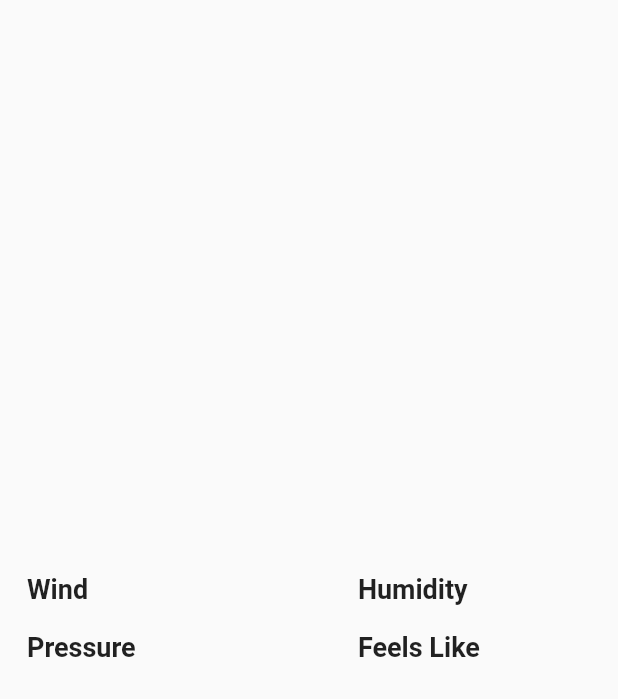
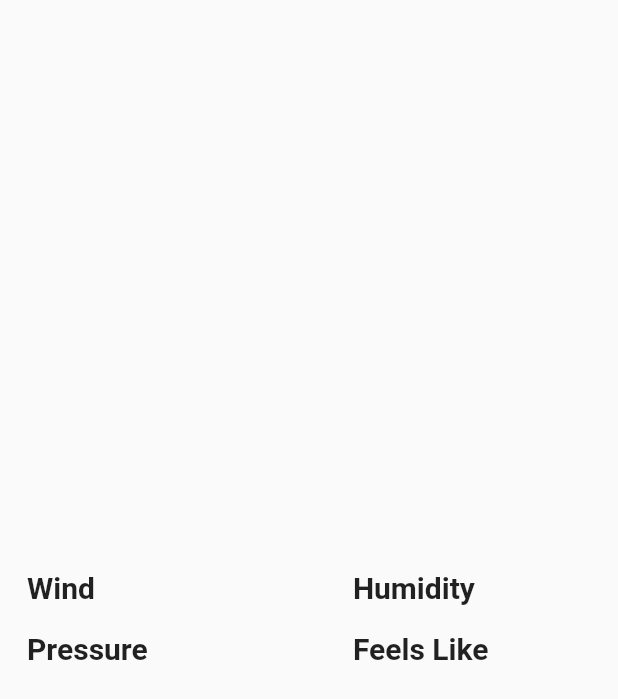
Before and after one commit to Plutonchi/weather_test, a Flutter app: what additionalInformation() shows on an empty page, opened directly with empty values, on a phone screen of 412 x 824 dp. Shown: the top 699 px of the screen. Run offline on Flutter 3.47's test engine with Material 2 defaults, Android fonts, the phone set to English and light mode, and no system bars; our stand-ins replace google_fonts; missing offline and left inert: dart:js; network calls fail; Roboto replaces fonts that are missing (Trispace).

```diff
--- a/lib/main.dart
+++ b/lib/main.dart
@@ -11,6 +11,7 @@ class MyApp extends StatelessWidget {
   @override
   Widget build(BuildContext context) {
     return MaterialApp(
+
       debugShowCheckedModeBanner: false,
       home: WeatherApp(),
     );
--- a/lib/views/additional_information.dart
+++ b/lib/views/additional_information.dart
@@ -1,13 +1,5 @@
 import 'package:flutter/material.dart';
-
-TextStyle titleFont = TextStyle(
-  fontWeight: FontWeight.w600,
-  fontSize: 18.0,
-);
-TextStyle infoFont = TextStyle(
-  fontWeight: FontWeight.w400,
-  fontSize: 18.0,
-);
+import 'package:google_fonts/google_fonts.dart';
 
 Widget additionalInformation(
   String wind,
@@ -32,14 +24,20 @@ Widget additionalInformation(
               children: [
                 Text(
                   "Wind",
-                  style: titleFont,
+                  style: GoogleFonts.trispace(
+                    fontWeight: FontWeight.bold,
+                    fontSize: 20,
+                  ),
                 ),
                 SizedBox(
                   height: 18,
                 ),
                 Text(
                   "Pressure",
-                  style: titleFont,
+                  style: GoogleFonts.trispace(
+                    fontWeight: FontWeight.bold,
+                    fontSize: 20,
+                  ),
                 ),
               ],
             ),
@@ -49,14 +47,20 @@ Widget additionalInformation(
               children: [
                 Text(
                   "$wind",
-                  style: infoFont,
+                  style: GoogleFonts.notoSerif(
+                    fontWeight: FontWeight.bold,
+                    fontSize: 20,
+                  ),
                 ),
                 SizedBox(
                   height: 18,
                 ),
                 Text(
                   "$pressure",
-                  style: infoFont,
+                  style: GoogleFonts.notoSerif(
+                    fontWeight: FontWeight.bold,
+                    fontSize: 20,
+                  ),
                 ),
               ],
             ),
@@ -66,14 +70,20 @@ Widget additionalInformation(
               children: [
                 Text(
                   "Humidity",
-                  style: titleFont,
+                  style: GoogleFonts.trispace(
+                    fontWeight: FontWeight.bold,
+                    fontSize: 20,
+                  ),
                 ),
                 SizedBox(
                   height: 18,
                 ),
                 Text(
                   "Feels Like",
-                  style: titleFont,
+                  style: GoogleFonts.trispace(
+                    fontWeight: FontWeight.bold,
+                    fontSize: 20,
+                  ),
                 ),
               ],
             ),
@@ -83,14 +93,20 @@ Widget additionalInformation(
               children: [
                 Text(
                   "$humidity",
-                  style: infoFont,
+                  style: GoogleFonts.notoSerif(
+                    fontWeight: FontWeight.bold,
+                    fontSize: 20,
+                  ),
                 ),
                 SizedBox(
                   height: 18,
                 ),
                 Text(
                   "$feels_like",
-                  style: infoFont,
+                  style: GoogleFonts.notoSerif(
+                    fontWeight: FontWeight.bold,
+                    fontSize: 20,
+                  ),
                 ),
               ],
             ),
```
Also changed, not shown: lib/service/weather_api_client.dart (+7 -2 lines), lib/views/current_weather.dart (+9 -5 lines), lib/views/weather_app.dart (+32 -7 lines).
